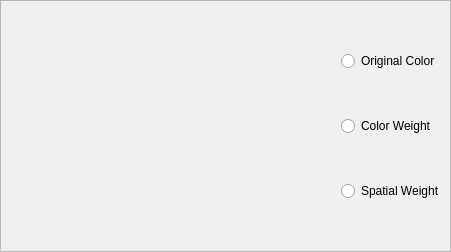
First picture: the form in Dev/ExpIA/objectview.ui, repository samhu1989/DevBundle, before the edit.
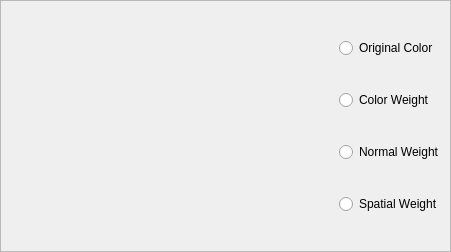
Second picture: the form after the edit.

Diff of the .ui file:
```diff
--- a/Dev/ExpIA/objectview.ui
+++ b/Dev/ExpIA/objectview.ui
@@ -87,6 +87,13 @@
        </property>
       </widget>
      </item>
+     <item>
+      <widget class="QRadioButton" name="norm_w">
+       <property name="text">
+        <string>Normal Weight</string>
+       </property>
+      </widget>
+     </item>
      <item>
       <widget class="QRadioButton" name="spatial_w">
        <property name="text">
```
